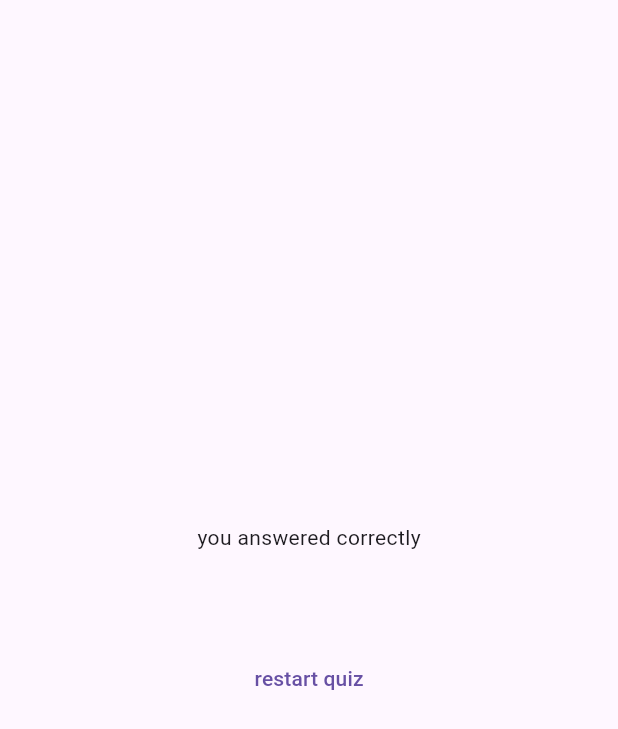
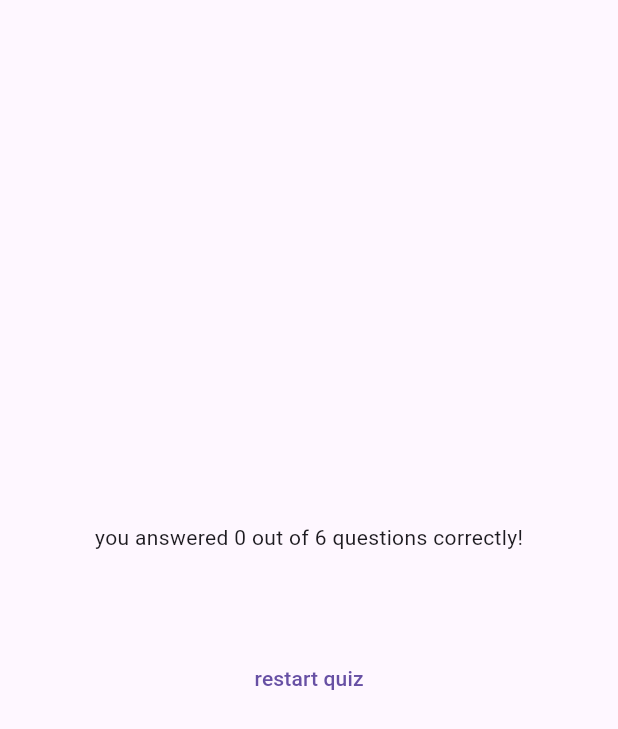
Before and after one commit to ultra7even/adv_basics, a Flutter app: the ResultsScreen widget shown alone on an empty page, opened directly with empty values, on a phone screen of 412 x 824 dp. Shown: the top 729 px of the screen. Run offline on Flutter 3.47's test engine with Material 3 defaults, Android fonts, the phone set to English and light mode, and no system bars; our stand-ins replace google_fonts.

Commit message:
Improved results_screen & code Ver.0.1.4

```diff
--- a/lib/questions_summary.dart
+++ b/lib/questions_summary.dart
@@ -13,7 +13,8 @@ class QuestionsSummary extends StatelessWidget {
           return Row(
             children: [
               Text(((data['question_index'] as int) + 1).toString()),
-              Column(
+              Expanded(
+                child: Column(
                   children: [
                     Text(data['question'] as String),
                     const SizedBox(
@@ -23,6 +24,7 @@ class QuestionsSummary extends StatelessWidget {
                     Text(data['correct_answer'] as String),
                   ],
                 ),
+              ),
             ],
           );
         },
--- a/lib/results_screen.dart
+++ b/lib/results_screen.dart
@@ -28,6 +28,12 @@ class ResultsScreen extends StatelessWidget {
 
   @override
   Widget build(BuildContext context) {
+    final summaryData = getSummayData();
+    final numTotalQuestions = questions.length;
+    final numCorrectQuestions = summaryData.where((data) {
+      return data['user_answer'] == data['correct_answer'];
+    }).length;
+
     return SizedBox(
       width: double.infinity,
       child: Container(
@@ -35,11 +41,13 @@ class ResultsScreen extends StatelessWidget {
         child: Column(
           mainAxisAlignment: MainAxisAlignment.center,
           children: [
-            const Text('you answered correctly'),
+            Text(
+              'you answered $numCorrectQuestions out of $numTotalQuestions questions correctly!',
+            ),
             const SizedBox(
               height: 30,
             ),
-            QuestionsSummary(getSummayData()),
+            QuestionsSummary(summaryData),
             const SizedBox(
               height: 30,
             ),
```
Lines whose indentation alone changed are shown as unchanged.
